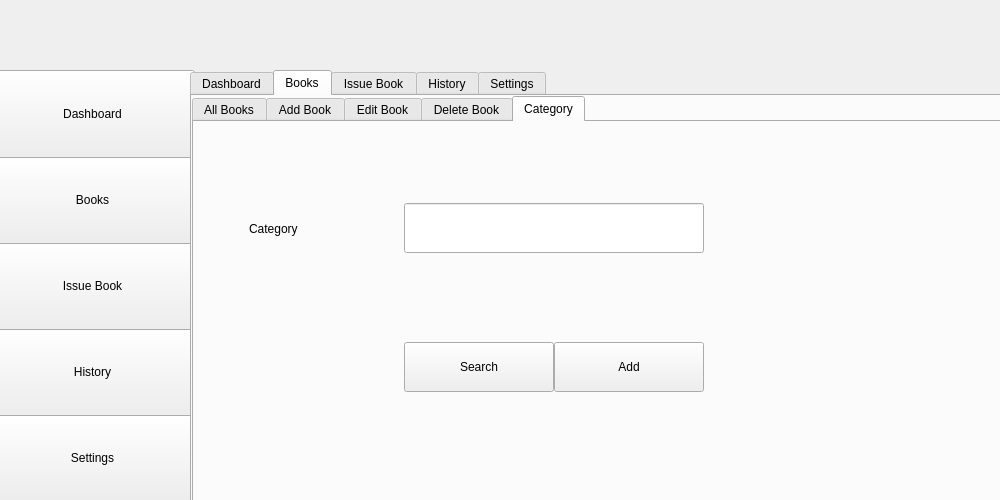
Qt form main.ui (Porcupine1/School_Library_System) before a commit.
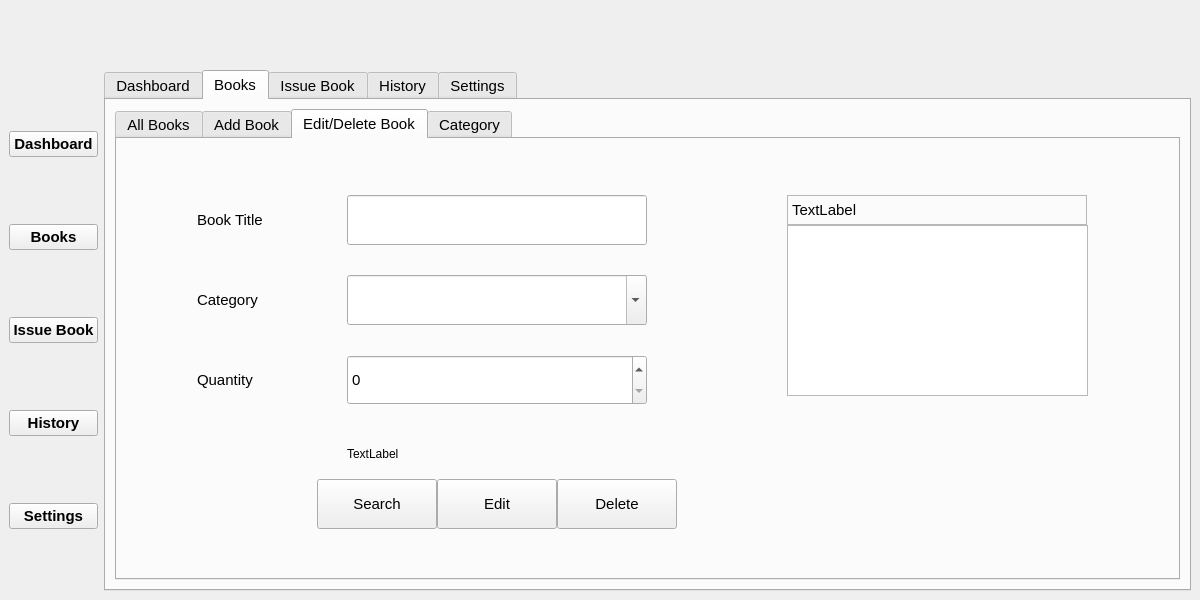
The same form after that commit. Icons and pictures are not drawn.

Commit message: added more book functionality

Patch:
```diff
--- a/main.ui
+++ b/main.ui
@@ -6,10 +6,21 @@
    <rect>
     <x>0</x>
     <y>0</y>
-    <width>1000</width>
-    <height>500</height>
+    <width>1200</width>
+    <height>600</height>
    </rect>
   </property>
+  <property name="minimumSize">
+   <size>
+    <width>1200</width>
+    <height>600</height>
+   </size>
+  </property>
+  <property name="font">
+   <font>
+    <pointsize>11</pointsize>
+   </font>
+  </property>
   <property name="windowTitle">
    <string>MainWindow</string>
   </property>
@@ -17,15 +28,172 @@
    <string notr="true"/>
   </property>
   <widget class="QWidget" name="centralwidget">
+   <property name="sizePolicy">
+    <sizepolicy hsizetype="Preferred" vsizetype="Preferred">
+     <horstretch>0</horstretch>
+     <verstretch>0</verstretch>
+    </sizepolicy>
+   </property>
+   <layout class="QHBoxLayout" name="horizontalLayout">
+    <property name="topMargin">
+     <number>70</number>
+    </property>
+    <item>
+     <layout class="QVBoxLayout" name="verticalLayout">
+      <item>
+       <widget class="QPushButton" name="dashboard_btn">
+        <property name="font">
+         <font>
+          <pointsize>11</pointsize>
+          <weight>75</weight>
+          <italic>false</italic>
+          <bold>true</bold>
+          <strikeout>false</strikeout>
+          <kerning>true</kerning>
+         </font>
+        </property>
+        <property name="styleSheet">
+         <string notr="true"/>
+        </property>
+        <property name="text">
+         <string>Dashboard</string>
+        </property>
+        <property name="icon">
+         <iconset resource="icons.qrc">
+          <normaloff>:/icons/icons/dashboard.png</normaloff>:/icons/icons/dashboard.png</iconset>
+        </property>
+        <property name="iconSize">
+         <size>
+          <width>50</width>
+          <height>50</height>
+         </size>
+        </property>
+       </widget>
+      </item>
+      <item>
+       <widget class="QPushButton" name="books_btn">
+        <property name="font">
+         <font>
+          <pointsize>11</pointsize>
+          <weight>75</weight>
+          <italic>false</italic>
+          <bold>true</bold>
+          <strikeout>false</strikeout>
+          <kerning>true</kerning>
+         </font>
+        </property>
+        <property name="styleSheet">
+         <string notr="true"/>
+        </property>
+        <property name="text">
+         <string>Books</string>
+        </property>
+        <property name="icon">
+         <iconset resource="icons.qrc">
+          <normaloff>:/icons/icons/books.png</normaloff>:/icons/icons/books.png</iconset>
+        </property>
+        <property name="iconSize">
+         <size>
+          <width>50</width>
+          <height>50</height>
+         </size>
+        </property>
+       </widget>
+      </item>
+      <item>
+       <widget class="QPushButton" name="issue_book_btn">
+        <property name="font">
+         <font>
+          <pointsize>11</pointsize>
+          <weight>75</weight>
+          <italic>false</italic>
+          <bold>true</bold>
+          <strikeout>false</strikeout>
+          <kerning>true</kerning>
+         </font>
+        </property>
+        <property name="styleSheet">
+         <string notr="true"/>
+        </property>
+        <property name="text">
+         <string>Issue Book</string>
+        </property>
+        <property name="icon">
+         <iconset resource="icons.qrc">
+          <normaloff>:/icons/icons/today.png</normaloff>:/icons/icons/today.png</iconset>
+        </property>
+        <property name="iconSize">
+         <size>
+          <width>50</width>
+          <height>50</height>
+         </size>
+        </property>
+       </widget>
+      </item>
+      <item>
+       <widget class="QPushButton" name="history_btn">
+        <property name="font">
+         <font>
+          <pointsize>11</pointsize>
+          <weight>75</weight>
+          <italic>false</italic>
+          <bold>true</bold>
+          <strikeout>false</strikeout>
+          <kerning>true</kerning>
+         </font>
+        </property>
+        <property name="styleSheet">
+         <string notr="true"/>
+        </property>
+        <property name="text">
+         <string>History</string>
+        </property>
+        <property name="icon">
+         <iconset resource="icons.qrc">
+          <normaloff>:/icons/icons/history.png</normaloff>:/icons/icons/history.png</iconset>
+        </property>
+        <property name="iconSize">
+         <size>
+          <width>50</width>
+          <height>50</height>
+         </size>
+        </property>
+       </widget>
+      </item>
+      <item>
+       <widget class="QPushButton" name="settings_btn">
+        <property name="font">
+         <font>
+          <pointsize>11</pointsize>
+          <weight>75</weight>
+          <italic>false</italic>
+          <bold>true</bold>
+          <strikeout>false</strikeout>
+          <kerning>true</kerning>
+         </font>
+        </property>
+        <property name="styleSheet">
+         <string notr="true"/>
+        </property>
+        <property name="text">
+         <string>Settings</string>
+        </property>
+        <property name="icon">
+         <iconset resource="icons.qrc">
+          <normaloff>:/icons/icons/settings.png</normaloff>:/icons/icons/settings.png</iconset>
+        </property>
+        <property name="iconSize">
+         <size>
+          <width>50</width>
+          <height>50</height>
+         </size>
+        </property>
+       </widget>
+      </item>
+     </layout>
+    </item>
+    <item>
    <widget class="QTabWidget" name="main_tab_widget">
-    <property name="geometry">
-     <rect>
-      <x>190</x>
-      <y>70</y>
-      <width>820</width>
-      <height>440</height>
-     </rect>
-    </property>
     <property name="currentIndex">
      <number>1</number>
     </property>
@@ -44,76 +212,91 @@
      <attribute name="title">
       <string>Books</string>
      </attribute>
+       <layout class="QVBoxLayout" name="verticalLayout_2">
+        <item>
      <widget class="QTabWidget" name="books_tab_widget">
-      <property name="geometry">
-       <rect>
-        <x>0</x>
-        <y>0</y>
-        <width>820</width>
-        <height>440</height>
-       </rect>
-      </property>
       <property name="currentIndex">
-       <number>4</number>
+           <number>2</number>
       </property>
       <widget class="QWidget" name="all_books_tab">
        <attribute name="title">
         <string>All Books</string>
        </attribute>
+           <layout class="QVBoxLayout" name="verticalLayout_3">
+            <item>
        <widget class="QTableView" name="all_books_table_view">
-        <property name="geometry">
-         <rect>
-          <x>0</x>
-          <y>0</y>
-          <width>805</width>
-          <height>430</height>
-         </rect>
+              <property name="alternatingRowColors">
+               <bool>true</bool>
         </property>
         <attribute name="verticalHeaderVisible">
          <bool>false</bool>
         </attribute>
        </widget>
+            </item>
+           </layout>
       </widget>
       <widget class="QWidget" name="add_book_tab">
        <attribute name="title">
         <string>Add Book</string>
        </attribute>
-       <widget class="QWidget" name="formLayoutWidget_3">
-        <property name="geometry">
-         <rect>
-          <x>50</x>
-          <y>40</y>
-          <width>461</width>
-          <height>251</height>
-         </rect>
-        </property>
-        <layout class="QGridLayout" name="gridLayout_2">
-         <item row="2" column="0">
           <widget class="QLabel" name="label_7">
+            <property name="geometry">
+             <rect>
+              <x>80</x>
+              <y>216</y>
+              <width>100</width>
+              <height>50</height>
+             </rect>
+            </property>
            <property name="text">
             <string>Quantity</string>
            </property>
           </widget>
-         </item>
-         <item row="1" column="0">
           <widget class="QLabel" name="label_8">
+            <property name="geometry">
+             <rect>
+              <x>80</x>
+              <y>136</y>
+              <width>100</width>
+              <height>50</height>
+             </rect>
+            </property>
            <property name="text">
             <string>Category</string>
            </property>
           </widget>
-         </item>
-         <item row="0" column="0">
           <widget class="QLabel" name="label_9">
+            <property name="geometry">
+             <rect>
+              <x>80</x>
+              <y>56</y>
+              <width>100</width>
+              <height>50</height>
+             </rect>
+            </property>
            <property name="text">
             <string>Book Title</string>
            </property>
           </widget>
-         </item>
-         <item row="0" column="1" colspan="2">
-          <widget class="QLineEdit" name="book_title_le"/>
-         </item>
-         <item row="1" column="1" colspan="2">
+           <widget class="QLineEdit" name="book_title_le">
+            <property name="geometry">
+             <rect>
+              <x>230</x>
+              <y>56</y>
+              <width>300</width>
+              <height>50</height>
+             </rect>
+            </property>
+           </widget>
           <widget class="QComboBox" name="category_combo_box">
+            <property name="geometry">
+             <rect>
+              <x>230</x>
+              <y>136</y>
+              <width>300</width>
+              <height>50</height>
+             </rect>
+            </property>
            <property name="inputMethodHints">
             <set>Qt::ImhNone</set>
            </property>
@@ -133,162 +316,214 @@
             <bool>true</bool>
            </property>
           </widget>
-         </item>
-         <item row="2" column="1" colspan="2">
           <widget class="QSpinBox" name="quantity_spin_box">
+            <property name="geometry">
+             <rect>
+              <x>230</x>
+              <y>216</y>
+              <width>300</width>
+              <height>50</height>
+             </rect>
+            </property>
            <property name="suffix">
-            <string>    Books</string>
+             <string/>
            </property>
            <property name="maximum">
             <number>1000</number>
            </property>
           </widget>
-         </item>
-         <item row="3" column="1" colspan="2">
           <widget class="QPushButton" name="add_book_btn">
+            <property name="geometry">
+             <rect>
+              <x>230</x>
+              <y>290</y>
+              <width>300</width>
+              <height>50</height>
+             </rect>
+            </property>
            <property name="text">
             <string>Add</string>
            </property>
           </widget>
-         </item>
-        </layout>
-       </widget>
-      </widget>
-      <widget class="QWidget" name="edit_book_tab">
+          </widget>
+          <widget class="QWidget" name="edit_delete_book_tab">
        <attribute name="title">
-        <string>Edit Book</string>
-       </attribute>
-       <widget class="QWidget" name="formLayoutWidget_5">
+            <string>Edit/Delete Book</string>
+           </attribute>
+           <widget class="QLabel" name="edit_extra_label">
         <property name="geometry">
          <rect>
-          <x>50</x>
-          <y>40</y>
-          <width>461</width>
-          <height>261</height>
-         </rect>
-        </property>
-        <layout class="QGridLayout" name="gridLayout_4">
-         <item row="4" column="1">
-          <widget class="QPushButton" name="pushButton_6">
+              <x>670</x>
+              <y>56</y>
+              <width>300</width>
+              <height>30</height>
+             </rect>
+            </property>
+            <property name="frameShape">
+             <enum>QFrame::StyledPanel</enum>
+            </property>
+            <property name="frameShadow">
+             <enum>QFrame::Raised</enum>
+            </property>
+            <property name="lineWidth">
+             <number>2</number>
+            </property>
            <property name="text">
-            <string>Search</string>
-           </property>
-          </widget>
-         </item>
-         <item row="1" column="1" colspan="2">
-          <widget class="QComboBox" name="category_combo_box_2"/>
-         </item>
-         <item row="0" column="0">
+             <string>TextLabel</string>
+            </property>
+           </widget>
+           <widget class="QPushButton" name="edit_book_btn">
+            <property name="geometry">
+             <rect>
+              <x>320</x>
+              <y>340</y>
+              <width>120</width>
+              <height>50</height>
+             </rect>
+            </property>
+            <property name="text">
+             <string>Edit</string>
+            </property>
+           </widget>
           <widget class="QLabel" name="label_15">
+            <property name="geometry">
+             <rect>
+              <x>80</x>
+              <y>56</y>
+              <width>100</width>
+              <height>50</height>
+             </rect>
+            </property>
            <property name="text">
             <string>Book Title</string>
            </property>
           </widget>
-         </item>
-         <item row="4" column="2">
-          <widget class="QPushButton" name="pushButton_7">
+           <widget class="QPushButton" name="search_book_btn">
+            <property name="geometry">
+             <rect>
+              <x>200</x>
+              <y>340</y>
+              <width>120</width>
+              <height>50</height>
+             </rect>
+            </property>
+            <property name="text">
+             <string>Search</string>
+            </property>
+           </widget>
+           <widget class="QComboBox" name="category_combo_box_2">
+            <property name="geometry">
+             <rect>
+              <x>230</x>
+              <y>136</y>
+              <width>300</width>
+              <height>50</height>
+             </rect>
+            </property>
+            <property name="editable">
+             <bool>true</bool>
+            </property>
+           </widget>
+           <widget class="QPushButton" name="delete_book_btn">
+            <property name="geometry">
+             <rect>
+              <x>440</x>
+              <y>340</y>
+              <width>120</width>
+              <height>50</height>
+             </rect>
+            </property>
            <property name="text">
             <string>Delete</string>
            </property>
           </widget>
-         </item>
-         <item row="2" column="0">
           <widget class="QLabel" name="label_13">
+            <property name="geometry">
+             <rect>
+              <x>80</x>
+              <y>216</y>
+              <width>100</width>
+              <height>50</height>
+             </rect>
+            </property>
            <property name="text">
             <string>Quantity</string>
            </property>
           </widget>
-         </item>
-         <item row="2" column="1" colspan="2">
-          <widget class="QSpinBox" name="spinBox_5"/>
-         </item>
-         <item row="1" column="0">
+           <widget class="QSpinBox" name="quantity_spin_box_2">
+            <property name="geometry">
+             <rect>
+              <x>230</x>
+              <y>216</y>
+              <width>300</width>
+              <height>50</height>
+             </rect>
+            </property>
+            <property name="maximum">
+             <number>1000</number>
+            </property>
+           </widget>
           <widget class="QLabel" name="label_14">
+            <property name="geometry">
+             <rect>
+              <x>80</x>
+              <y>136</y>
+              <width>100</width>
+              <height>50</height>
+             </rect>
+            </property>
            <property name="text">
             <string>Category</string>
            </property>
           </widget>
-         </item>
-         <item row="0" column="1" colspan="2">
-          <widget class="QLineEdit" name="lineEdit_5"/>
-         </item>
-         <item row="3" column="1" colspan="2">
-          <widget class="QLabel" name="label_3">
+           <widget class="QLineEdit" name="book_title_le_2">
+            <property name="geometry">
+             <rect>
+              <x>230</x>
+              <y>56</y>
+              <width>300</width>
+              <height>50</height>
+             </rect>
+            </property>
+           </widget>
+           <widget class="QLabel" name="edit_info_label">
+            <property name="geometry">
+             <rect>
+              <x>230</x>
+              <y>290</y>
+              <width>300</width>
+              <height>50</height>
+             </rect>
+            </property>
+            <property name="font">
+             <font>
+              <pointsize>9</pointsize>
+             </font>
+            </property>
            <property name="text">
             <string>TextLabel</string>
            </property>
-          </widget>
-         </item>
-        </layout>
-       </widget>
-      </widget>
-      <widget class="QWidget" name="delete_book_tab">
-       <attribute name="title">
-        <string>Delete Book</string>
-       </attribute>
-       <widget class="QLabel" name="label_2">
+            <property name="scaledContents">
+             <bool>false</bool>
+            </property>
+            <property name="wordWrap">
+             <bool>true</bool>
+            </property>
+           </widget>
+           <widget class="QListWidget" name="category_lw">
         <property name="geometry">
          <rect>
-          <x>210</x>
-          <y>150</y>
+              <x>670</x>
+              <y>86</y>
           <width>301</width>
-          <height>50</height>
-         </rect>
-        </property>
-        <property name="text">
-         <string>TextLabel</string>
-        </property>
-       </widget>
-       <widget class="QLineEdit" name="add_category_le_2">
-        <property name="geometry">
-         <rect>
-          <x>210</x>
-          <y>81</y>
-          <width>300</width>
-          <height>50</height>
-         </rect>
-        </property>
-        <property name="text">
-         <string/>
-        </property>
-       </widget>
-       <widget class="QLabel" name="label_19">
-        <property name="geometry">
-         <rect>
-          <x>55</x>
-          <y>81</y>
-          <width>151</width>
-          <height>51</height>
-         </rect>
-        </property>
-        <property name="text">
-         <string>Book Title</string>
-        </property>
-       </widget>
-       <widget class="QPushButton" name="add_category_btn_2">
-        <property name="geometry">
-         <rect>
-          <x>360</x>
-          <y>220</y>
-          <width>150</width>
-          <height>50</height>
-         </rect>
-        </property>
-        <property name="text">
-         <string>Delete</string>
-        </property>
-       </widget>
-       <widget class="QPushButton" name="search_category_btn_2">
-        <property name="geometry">
-         <rect>
-          <x>210</x>
-          <y>220</y>
-          <width>150</width>
-          <height>50</height>
-         </rect>
-        </property>
-        <property name="text">
-         <string>Search</string>
+              <height>171</height>
+             </rect>
+            </property>
+            <property name="spacing">
+             <number>5</number>
+            </property>
+            <property name="wordWrap">
+             <bool>true</bool>
         </property>
        </widget>
       </widget>
@@ -299,10 +534,10 @@
        <widget class="QLabel" name="label_18">
         <property name="geometry">
          <rect>
-          <x>55</x>
-          <y>81</y>
-          <width>151</width>
-          <height>51</height>
+              <x>80</x>
+              <y>56</y>
+              <width>100</width>
+              <height>50</height>
          </rect>
         </property>
         <property name="text">
@@ -312,8 +547,8 @@
        <widget class="QLineEdit" name="add_category_le">
         <property name="geometry">
          <rect>
-          <x>210</x>
-          <y>81</y>
+              <x>230</x>
+              <y>56</y>
           <width>300</width>
           <height>50</height>
          </rect>
@@ -325,8 +560,8 @@
        <widget class="QPushButton" name="search_category_btn">
         <property name="geometry">
          <rect>
-          <x>210</x>
-          <y>220</y>
+              <x>230</x>
+              <y>216</y>
           <width>150</width>
           <height>50</height>
          </rect>
@@ -338,8 +573,8 @@
        <widget class="QPushButton" name="add_category_btn">
         <property name="geometry">
          <rect>
-          <x>360</x>
-          <y>220</y>
+              <x>380</x>
+              <y>216</y>
           <width>150</width>
           <height>50</height>
          </rect>
@@ -351,18 +586,25 @@
        <widget class="QLabel" name="category_info_label">
         <property name="geometry">
          <rect>
-          <x>210</x>
-          <y>150</y>
+              <x>230</x>
+              <y>136</y>
           <width>301</width>
           <height>50</height>
          </rect>
         </property>
+            <property name="font">
+             <font>
+              <pointsize>9</pointsize>
+             </font>
+            </property>
         <property name="text">
          <string/>
         </property>
        </widget>
       </widget>
      </widget>
+        </item>
+       </layout>
     </widget>
     <widget class="QWidget" name="issue_book_tab">
      <attribute name="title">
@@ -403,142 +645,8 @@
      </attribute>
     </widget>
    </widget>
-   <widget class="QPushButton" name="dashboard_btn">
-    <property name="geometry">
-     <rect>
-      <x>-10</x>
-      <y>70</y>
-      <width>205</width>
-      <height>88</height>
-     </rect>
-    </property>
-    <property name="styleSheet">
-     <string notr="true"/>
-    </property>
-    <property name="text">
-     <string>Dashboard</string>
-    </property>
-    <property name="icon">
-     <iconset resource="icons.qrc">
-      <normaloff>:/icons/icons/dashboard.png</normaloff>:/icons/icons/dashboard.png</iconset>
-    </property>
-    <property name="iconSize">
-     <size>
-      <width>50</width>
-      <height>50</height>
-     </size>
-    </property>
-   </widget>
-   <widget class="QPushButton" name="books_btn">
-    <property name="geometry">
-     <rect>
-      <x>-10</x>
-      <y>156</y>
-      <width>205</width>
-      <height>88</height>
-     </rect>
-    </property>
-    <property name="styleSheet">
-     <string notr="true"/>
-    </property>
-    <property name="text">
-     <string>Books</string>
-    </property>
-    <property name="icon">
-     <iconset resource="icons.qrc">
-      <normaloff>:/icons/icons/books.png</normaloff>:/icons/icons/books.png</iconset>
-    </property>
-    <property name="iconSize">
-     <size>
-      <width>50</width>
-      <height>50</height>
-     </size>
-    </property>
-   </widget>
-   <widget class="QPushButton" name="history_btn">
-    <property name="geometry">
-     <rect>
-      <x>-10</x>
-      <y>328</y>
-      <width>205</width>
-      <height>88</height>
-     </rect>
-    </property>
-    <property name="styleSheet">
-     <string notr="true"/>
-    </property>
-    <property name="text">
-     <string>History</string>
-    </property>
-    <property name="icon">
-     <iconset resource="icons.qrc">
-      <normaloff>:/icons/icons/history.png</normaloff>:/icons/icons/history.png</iconset>
-    </property>
-    <property name="iconSize">
-     <size>
-      <width>50</width>
-      <height>50</height>
-     </size>
-    </property>
-   </widget>
-   <widget class="QPushButton" name="issue_book_btn">
-    <property name="geometry">
-     <rect>
-      <x>-10</x>
-      <y>242</y>
-      <width>205</width>
-      <height>88</height>
-     </rect>
-    </property>
-    <property name="styleSheet">
-     <string notr="true"/>
-    </property>
-    <property name="text">
-     <string>Issue Book</string>
-    </property>
-    <property name="icon">
-     <iconset resource="icons.qrc">
-      <normaloff>:/icons/icons/today.png</normaloff>:/icons/icons/today.png</iconset>
-    </property>
-    <property name="iconSize">
-     <size>
-      <width>50</width>
-      <height>50</height>
-     </size>
-    </property>
-   </widget>
-   <widget class="QPushButton" name="settings_btn">
-    <property name="geometry">
-     <rect>
-      <x>-10</x>
-      <y>414</y>
-      <width>205</width>
-      <height>88</height>
-     </rect>
-    </property>
-    <property name="styleSheet">
-     <string notr="true"/>
-    </property>
-    <property name="text">
-     <string>Settings</string>
-    </property>
-    <property name="icon">
-     <iconset resource="icons.qrc">
-      <normaloff>:/icons/icons/settings.png</normaloff>:/icons/icons/settings.png</iconset>
-    </property>
-    <property name="iconSize">
-     <size>
-      <width>50</width>
-      <height>50</height>
-     </size>
-    </property>
-   </widget>
-   <zorder>settings_btn</zorder>
-   <zorder>history_btn</zorder>
-   <zorder>issue_book_btn</zorder>
-   <zorder>books_btn</zorder>
-   <zorder>dashboard_btn</zorder>
-   <zorder>main_tab_widget</zorder>
+    </item>
+   </layout>
   </widget>
  </widget>
  <tabstops>
```
Lines whose indentation alone changed are shown as unchanged. The commit also changes 1 other file.
